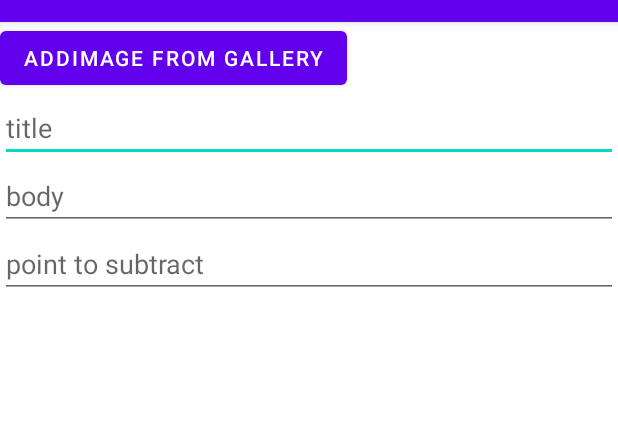
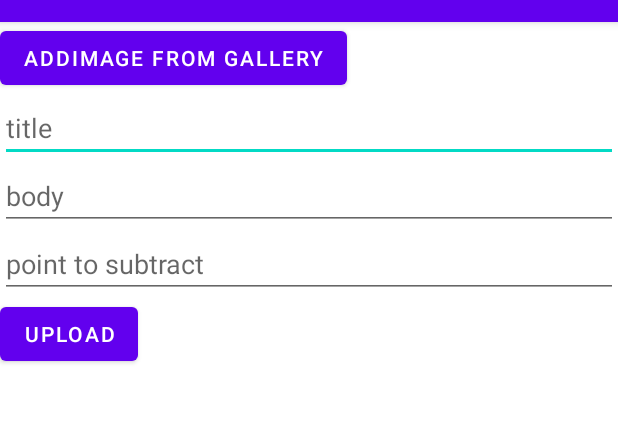
Before and after one commit to SeungGun/DUET, an Android app: the CreatePostActivity screen opened directly, with no data from a screen before it, on a phone screen of 412 x 824 dp, the part 62-485 px from its top. Run offline under Robolectric (Android 15) with nearby library versions, the phone set to English and light mode, and no system bars.

Commit message:
design: add upload button and wrap inner views with scrollview

```diff
--- a/app/src/main/res/layout/activity_create_post.xml
+++ b/app/src/main/res/layout/activity_create_post.xml
@@ -6,7 +6,14 @@
     android:layout_height="match_parent"
     android:orientation="vertical"
     tools:context=".board.CreatePostActivity">
-
+    <ScrollView
+        android:layout_width="match_parent"
+        android:layout_height="wrap_content"
+        android:fillViewport="true">
+        <LinearLayout
+            android:layout_width="match_parent"
+            android:layout_height="match_parent"
+            android:orientation="vertical">
     <Button
         android:id="@+id/btn_add_image"
         android:layout_width="wrap_content"
@@ -31,10 +38,7 @@
         android:layout_width="match_parent"
         android:layout_height="wrap_content"/>
 
-    <ScrollView
-        android:layout_width="match_parent"
-        android:layout_height="wrap_content"
-        android:fillViewport="true">
+
 
         <LinearLayout
             android:id="@+id/container"
@@ -43,6 +47,12 @@
             android:orientation="vertical">
         </LinearLayout>
 
+
+    <Button
+        android:layout_width="wrap_content"
+        android:layout_height="wrap_content"
+        android:text="upload"
+        android:id="@+id/upload_post_btn"/>
+        </LinearLayout>
     </ScrollView>
-
 </LinearLayout>
```
